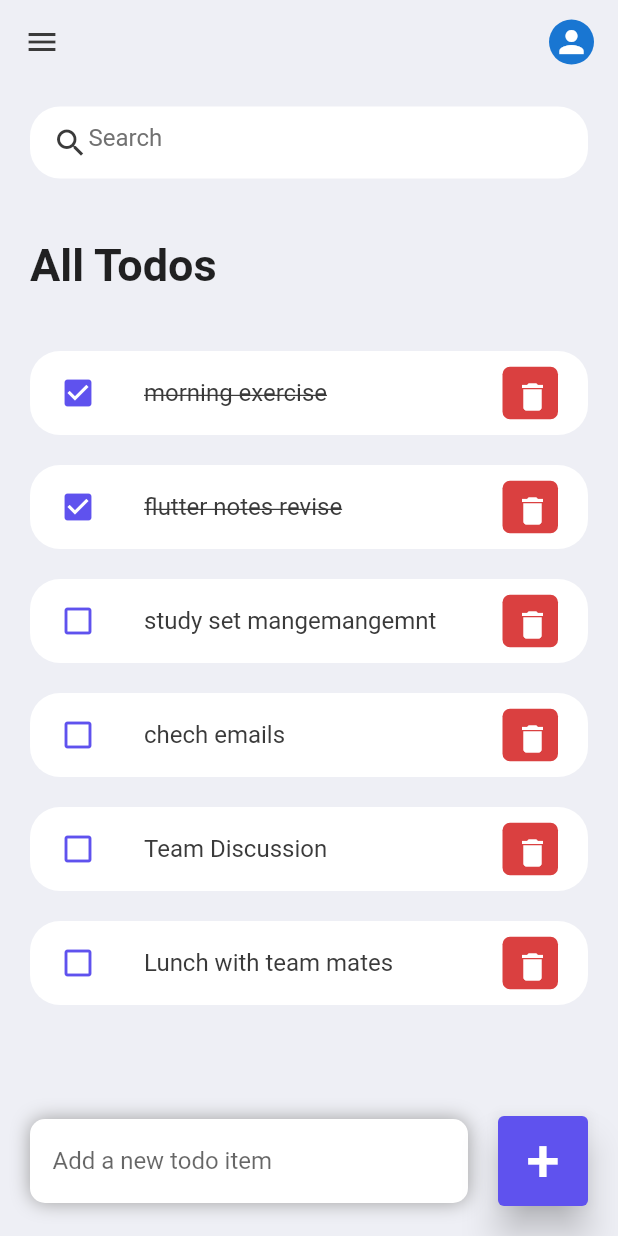
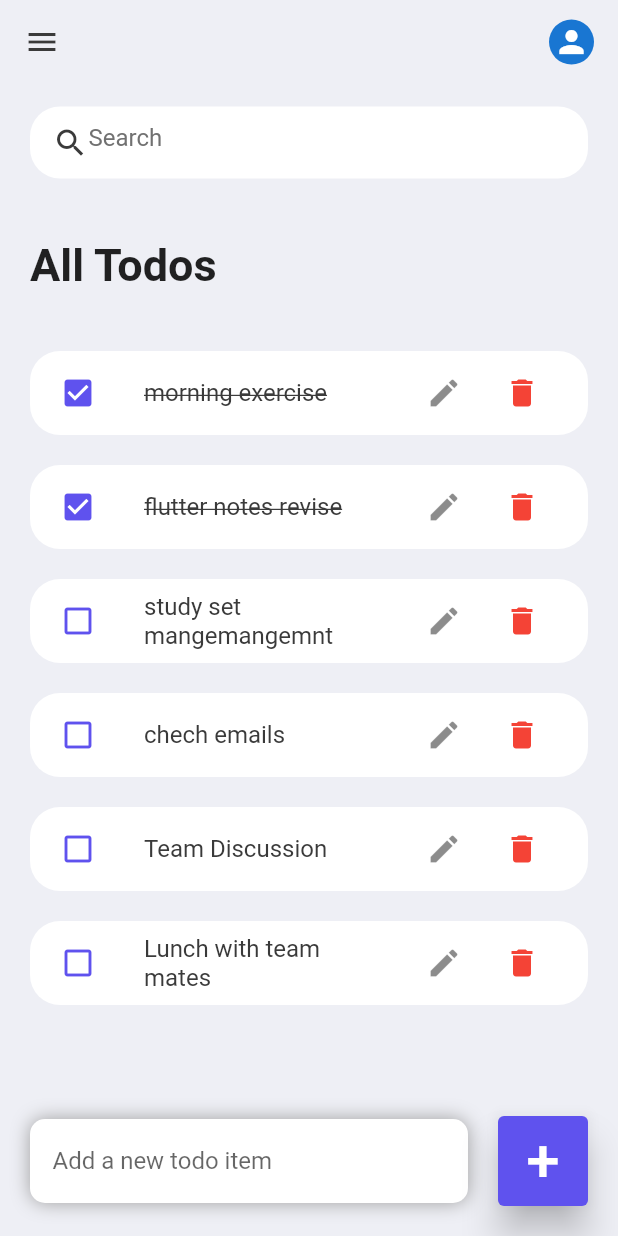
Before and after one commit to riteshpn/data_pass_concept, a Flutter app: the screen it shows after launch, on a phone screen of 412 x 824 dp. Run offline on Flutter 3.47's test engine with Material 2 defaults, Android fonts, the phone set to English and light mode, and no system bars.

Commit message:
update in todo List

```diff
--- a/lib/ToDoapp/todo.dart
+++ b/lib/ToDoapp/todo.dart
@@ -12,6 +12,7 @@ class Todo1 extends StatefulWidget {
 
 class _Todo1State extends State<Todo1> {
   final todoslist = Todo.todolist();
+  Todo? _selectedTodo;
 
   List<Todo> _foundToDo = [];
 
@@ -32,7 +33,7 @@ class _Todo1State extends State<Todo1> {
         body: Stack(
           children: [
             Container(
-              padding: EdgeInsets.symmetric(horizontal: 20, vertical: 15),
+              padding: const EdgeInsets.symmetric(horizontal: 20, vertical: 15),
               child: Column(
                 children: [
                   searcbox(),
@@ -40,8 +41,8 @@ class _Todo1State extends State<Todo1> {
                     child: ListView(
                       children: [
                         Container(
-                          margin: EdgeInsets.only(top: 40, bottom: 40),
-                          child: Text(
+                          margin: const EdgeInsets.only(top: 40, bottom: 40),
+                          child: const Text(
                             'All Todos',
                             style: TextStyle(
                                 fontSize: 30, fontWeight: FontWeight.bold),
@@ -49,6 +50,9 @@ class _Todo1State extends State<Todo1> {
                         ),
                         for (Todo todo in _foundToDo)
                           Todolist(
+                            onEditngItem: () {
+                              _editing(todo);
+                            },
                             todo: todo,
                             onToDoChange: _handleTodoChange,
                             onDeleteItem: _deleteToDoItem,
@@ -65,16 +69,16 @@ class _Todo1State extends State<Todo1> {
                 children: [
                   Expanded(
                     child: Container(
-                      margin: EdgeInsets.only(
+                      margin: const EdgeInsets.only(
                         bottom: 20,
                         right: 20,
                         left: 20,
                       ),
-                      padding:
-                          EdgeInsets.symmetric(vertical: 4, horizontal: 15),
+                      padding: const EdgeInsets.symmetric(
+                          vertical: 4, horizontal: 15),
                       decoration: BoxDecoration(
                         color: Colors.white,
-                        boxShadow: [
+                        boxShadow: const [
                           BoxShadow(
                               color: Colors.grey,
                               offset: Offset(0.0, 0.0),
@@ -85,17 +89,28 @@ class _Todo1State extends State<Todo1> {
                       ),
                       child: TextField(
                         controller: _toController,
-                        decoration: InputDecoration(
+                        decoration: const InputDecoration(
                             hintText: 'Add a new todo item',
                             border: InputBorder.none),
                       ),
                     ),
                   ),
                   Container(
-                    margin: EdgeInsets.only(bottom: 20, right: 20),
+                    margin: const EdgeInsets.only(bottom: 20, right: 20),
                     child: ElevatedButton(
                       onPressed: () {
-                        _addToDoItem(_toController.text);
+                        if (_selectedTodo != null) {
+                          int index = todoslist.indexWhere(
+                              (element) => element.id == _selectedTodo!.id);
+                          _selectedTodo!.todotext = _toController.text;
+                          todoslist[index] = _selectedTodo!;
+                          setState(() {
+                            _toController.text = "";
+                            _selectedTodo = null;
+                          });
+                        } else {
+                          _addToDoItem(_toController.text);
+                        }
                       },
                       child: Text(
                         '+',
@@ -104,7 +119,7 @@ class _Todo1State extends State<Todo1> {
                         ),
                       ),
                       style: ElevatedButton.styleFrom(
-                        primary: tdBlue,
+                        backgroundColor: tdBlue,
                         minimumSize: Size(60, 60),
                         elevation: 10,
                       ),
@@ -129,39 +144,49 @@ class _Todo1State extends State<Todo1> {
     });
   }
 
+  void _editing(Todo edit) {
+    _toController.text = edit.todotext;
+    setState(() {
+      _selectedTodo = edit;
+    });
+  }
+
   void _addToDoItem(String todo) {
     setState(() {
-      todoslist.add(Todo(
-          id: DateTime.now().millisecondsSinceEpoch.toString(),
-          todotext: todo));
+      todoslist.insert(
+          0,
+          Todo(
+              id: DateTime.now().millisecondsSinceEpoch.toString(),
+              todotext: todo));
     });
     _toController.clear();
   }
-  void _runfilter(String enteredKeyword){
+
+  void _runfilter(String enteredKeyword) {
     List<Todo> results = [];
-    if(enteredKeyword.isEmpty){
+    if (enteredKeyword.isEmpty) {
       results = todoslist;
-    }else{
-      results = todoslist.where((item) => item.todotext.toLowerCase().contains(enteredKeyword.toLowerCase())).toList();
+    } else {
+      results = todoslist
+          .where((item) => item.todotext
+              .toLowerCase()
+              .contains(enteredKeyword.toLowerCase()))
+          .toList();
     }
 
     setState(() {
-      _foundToDo= results;
+      _foundToDo = results;
     });
-
-
   }
-
-
 
   Widget searcbox() {
     return Container(
-      padding: EdgeInsets.symmetric(horizontal: 15),
+      padding: const EdgeInsets.symmetric(horizontal: 15),
       decoration: BoxDecoration(
           color: Colors.white, borderRadius: BorderRadius.circular(20)),
       child: TextField(
         onChanged: (value) => _runfilter(value),
-        decoration: InputDecoration(
+        decoration: const InputDecoration(
             contentPadding: EdgeInsets.all(0),
             prefixIcon: Icon(
               Icons.search,
--- a/lib/widget/listTodo.dart
+++ b/lib/widget/listTodo.dart
@@ -6,9 +6,11 @@ class Todolist extends StatelessWidget {
   final Todo todo;
   final onToDoChange;
   final onDeleteItem;
+  final onEditngItem;
 
   const Todolist(
       {super.key,
+      required this.onEditngItem,
       required this.todo,
       required this.onToDoChange,
       required this.onDeleteItem});
@@ -38,19 +40,42 @@ class Todolist extends StatelessWidget {
             decoration: todo.isDone ? TextDecoration.lineThrough : null,
           ),
         ),
-        trailing: Container(
-          padding: EdgeInsets.all(0),
-          margin: EdgeInsets.symmetric(vertical: 10),
-          height: 35,
-          width: 37,
-          decoration: BoxDecoration(
-              color: tdred, borderRadius: BorderRadius.circular(5)),
-          child: IconButton(
-            color: Colors.white,
-            icon: Icon(Icons.delete),
-            onPressed: () {
-              onDeleteItem(todo.id);
-            },
+        trailing: SizedBox(
+          width: 100,
+          child: Row(
+            mainAxisAlignment: MainAxisAlignment.spaceBetween,
+            children: [
+              IconButton(
+                icon: Icon(Icons.edit),
+                onPressed: () {
+                  onEditngItem();
+                  // onDeleteItem(todo.id);
+                },
+              ),
+
+              IconButton(
+                color: Colors.red,
+                icon: Icon(Icons.delete),
+                onPressed: () {
+                  onDeleteItem(todo.id);
+                },
+              )
+              // Container(
+              //   padding: EdgeInsets.all(0),
+              //   margin: EdgeInsets.symmetric(vertical: 10),
+              //   height: 35,
+              //   width: 37,
+              //   decoration: BoxDecoration(
+              //       color: tdred, borderRadius: BorderRadius.circular(5)),
+              //   child: IconButton(
+              //     color: Colors.white,
+              //     icon: Icon(Icons.delete),
+              //     onPressed: () {
+              //       onDeleteItem(todo.id);
+              //     },
+              //   ),
+              // ),
+            ],
           ),
         ),
       ),
```
